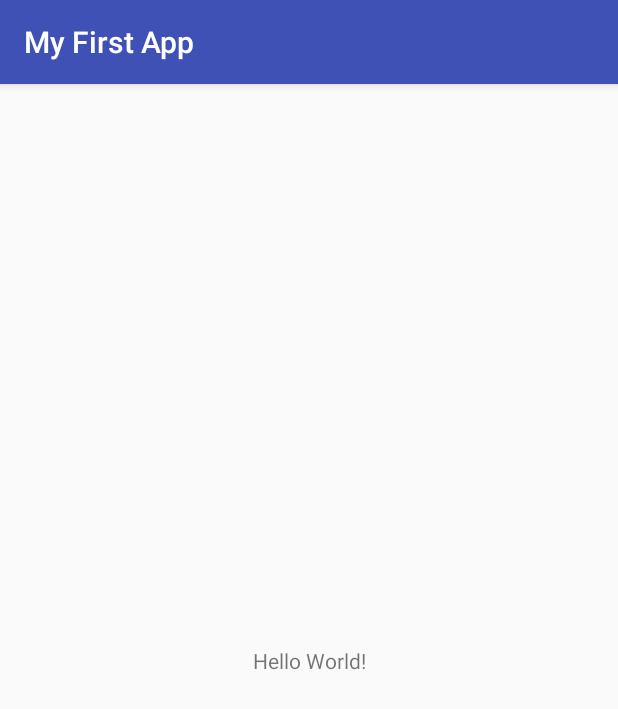
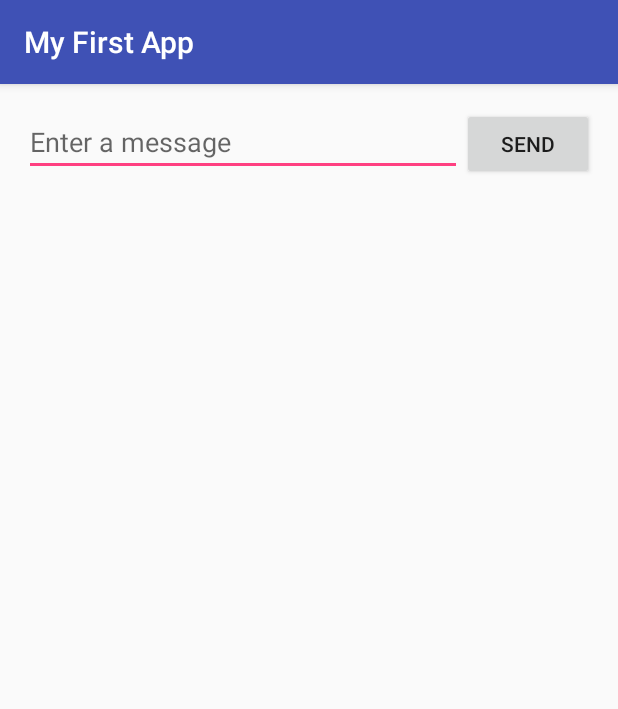
Before and after one commit to chorhatarahuduketuri/MyFirstApp, an Android app: the screen it shows after launch (MainActivity), on a phone screen of 412 x 824 dp. Shown: the top 709 px of the screen. Run offline under Robolectric (Android 15) with nearby library versions, the phone set to English and light mode, and no system bars.

Commit message:
Added a text field and a button

```diff
--- a/app/src/main/res/layout/activity_main.xml
+++ b/app/src/main/res/layout/activity_main.xml
@@ -4,15 +4,32 @@
 	xmlns:tools="http://schemas.android.com/tools"
 	android:layout_width="match_parent"
 	android:layout_height="match_parent"
-	tools:context=".MainActivity">
+	tools:context="com.example.myfirstapp.MainActivity">
 
-	<TextView
+	<EditText
+		android:id="@+id/editText"
+		android:layout_width="0dp"
+		android:layout_height="wrap_content"
+		android:layout_marginLeft="16dp"
+		android:layout_marginStart="16dp"
+		android:layout_marginTop="16dp"
+		android:ems="10"
+		android:hint="@string/edit_message"
+		android:inputType="textPersonName"
+		app:layout_constraintEnd_toStartOf="@+id/button"
+		app:layout_constraintHorizontal_bias="0.5"
+		app:layout_constraintStart_toStartOf="parent"
+		app:layout_constraintTop_toTopOf="parent" />
+
+	<Button
+		android:id="@+id/button"
 		android:layout_width="wrap_content"
 		android:layout_height="wrap_content"
-		android:text="Hello World!"
-		app:layout_constraintBottom_toBottomOf="parent"
-		app:layout_constraintLeft_toLeftOf="parent"
-		app:layout_constraintRight_toRightOf="parent"
-		app:layout_constraintTop_toTopOf="parent" />
-
+		android:layout_marginEnd="16dp"
+		android:layout_marginRight="16dp"
+		android:text="@string/button_send"
+		app:layout_constraintBaseline_toBaselineOf="@+id/editText"
+		app:layout_constraintEnd_toEndOf="parent"
+		app:layout_constraintHorizontal_bias="0.5"
+		app:layout_constraintStart_toEndOf="@+id/editText" />
 </android.support.constraint.ConstraintLayout>
--- a/app/src/main/res/values/strings.xml
+++ b/app/src/main/res/values/strings.xml
@@ -1,3 +1,5 @@
 <resources>
 	<string name="app_name">My First App</string>
+	<string name="edit_message">Enter a message</string>
+	<string name="button_send">Send</string>
 </resources>
```
Also changed, not shown: 1 other file.
